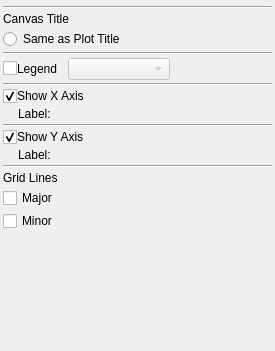
The window that code/plotms/GuiTabs/PlotMSCanvasTab.ui (radio-astro/casa) describes before a commit, drawn with Qt 5.
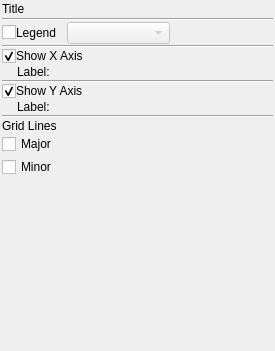
The same window after the commit.

What changed in the file:
```diff
--- a/code/plotms/GuiTabs/PlotMSCanvasTab.ui
+++ b/code/plotms/GuiTabs/PlotMSCanvasTab.ui
@@ -18,105 +18,63 @@
   <property name="windowTitle" >
    <string>PlotMS Canvas Tab</string>
   </property>
-  <layout class="QVBoxLayout" >
-   <property name="spacing" >
-    <number>3</number>
+  <layout class="QVBoxLayout" name="verticalLayout">
+   <property name="spacing">
+    <number>1</number>
    </property>
-   <property name="leftMargin" >
-    <number>3</number>
+   <property name="margin">
+    <number>2</number>
    </property>
-   <property name="topMargin" >
-    <number>3</number>
-   </property>
-   <property name="rightMargin" >
-    <number>3</number>
-   </property>
-   <property name="bottomMargin" >
-    <number>3</number>
-   </property>
    <item>
-    <widget class="QFrame" name="chooserFrame" >
-     <property name="frameShape" >
-      <enum>QFrame::NoFrame</enum>
+    <widget class="QLabel" name="titleLabel">
+     <property name="text">
+      <string>Title</string>
      </property>
-     <property name="frameShadow" >
-      <enum>QFrame::Raised</enum>
-     </property>
-    </widget>
-   </item>
-   <item>
-    <widget class="Line" name="chooserLine" >
-     <property name="orientation" >
-      <enum>Qt::Horizontal</enum>
-     </property>
-    </widget>
-   </item>
-   <item>
-    <widget class="QLabel" name="titleLabel" >
-     <property name="text" >
-      <string>Canvas Title</string>
-     </property>
-     <property name="textFormat" >
+     <property name="textFormat">
       <enum>Qt::RichText</enum>
      </property>
     </widget>
    </item>
    <item>
-    <widget class="QFrame" name="titleFrame" >
-     <property name="frameShape" >
+    <widget class="QFrame" name="titleFrame">
+     <property name="frameShape">
       <enum>QFrame::NoFrame</enum>
      </property>
      <property name="frameShadow" >
       <enum>QFrame::Raised</enum>
      </property>
-     <layout class="QVBoxLayout" >
-      <property name="spacing" >
+     <layout class="QVBoxLayout">
+      <property name="spacing">
        <number>3</number>
       </property>
-      <property name="leftMargin" >
+      <property name="margin">
        <number>0</number>
       </property>
-      <property name="topMargin" >
-       <number>0</number>
-      </property>
-      <property name="rightMargin" >
-       <number>0</number>
-      </property>
-      <property name="bottomMargin" >
-       <number>0</number>
-      </property>
-      <item>
-       <widget class="QRadioButton" name="titleSameAsPlot" >
-        <property name="text" >
-         <string>Same as Plot Title</string>
-        </property>
-       </widget>
-      </item>
      </layout>
     </widget>
    </item>
    <item>
-    <widget class="Line" name="line" >
-     <property name="orientation" >
+    <widget class="Line" name="line">
+     <property name="orientation">
       <enum>Qt::Horizontal</enum>
      </property>
     </widget>
    </item>
    <item>
-    <layout class="QHBoxLayout" >
-     <property name="spacing" >
+    <layout class="QHBoxLayout">
+     <property name="spacing">
       <number>0</number>
      </property>
      <item>
-      <widget class="QCheckBox" name="legend" >
-       <property name="text" >
+      <widget class="QCheckBox" name="legend">
+       <property name="text">
         <string/>
        </property>
       </widget>
      </item>
      <item>
-      <widget class="QLabel" name="legendLabel" >
-       <property name="text" >
+      <widget class="QLabel" name="legendLabel">
+       <property name="text">
         <string>Legend</string>
        </property>
        <property name="textFormat" >
@@ -141,8 +99,8 @@
       </spacer>
      </item>
      <item>
-      <widget class="QComboBox" name="legendChooser" >
-       <property name="enabled" >
+      <widget class="QComboBox" name="legendChooser">
+       <property name="enabled">
         <bool>false</bool>
        </property>
        <property name="sizePolicy" >
@@ -169,20 +127,20 @@
     </layout>
    </item>
    <item>
-    <widget class="Line" name="line_4" >
-     <property name="orientation" >
+    <widget class="Line" name="line_4">
+     <property name="orientation">
       <enum>Qt::Horizontal</enum>
      </property>
     </widget>
    </item>
    <item>
-    <layout class="QHBoxLayout" >
-     <property name="spacing" >
+    <layout class="QHBoxLayout">
+     <property name="spacing">
       <number>0</number>
      </property>
      <item>
-      <widget class="QCheckBox" name="xAxis" >
-       <property name="text" >
+      <widget class="QCheckBox" name="xAxis">
+       <property name="text">
         <string/>
        </property>
        <property name="checked" >
@@ -191,9 +149,9 @@
       </widget>
      </item>
      <item>
-      <widget class="QLabel" name="xAxisLabel" >
-       <property name="sizePolicy" >
-        <sizepolicy vsizetype="Preferred" hsizetype="Expanding" >
+      <widget class="QLabel" name="xAxisLabel">
+       <property name="sizePolicy">
+        <sizepolicy hsizetype="Expanding" vsizetype="Preferred">
          <horstretch>0</horstretch>
          <verstretch>0</verstretch>
         </sizepolicy>
@@ -209,32 +167,32 @@
     </layout>
    </item>
    <item>
-    <widget class="QFrame" name="xLabel" >
-     <property name="frameShape" >
+    <widget class="QFrame" name="xLabel">
+     <property name="frameShape">
       <enum>QFrame::NoFrame</enum>
      </property>
      <property name="frameShadow" >
       <enum>QFrame::Raised</enum>
      </property>
-     <layout class="QHBoxLayout" >
-      <property name="spacing" >
+     <layout class="QHBoxLayout">
+      <property name="spacing">
        <number>3</number>
       </property>
-      <property name="leftMargin" >
+      <property name="leftMargin">
        <number>15</number>
       </property>
-      <property name="topMargin" >
+      <property name="topMargin">
        <number>0</number>
       </property>
-      <property name="rightMargin" >
+      <property name="rightMargin">
        <number>0</number>
       </property>
-      <property name="bottomMargin" >
+      <property name="bottomMargin">
        <number>0</number>
       </property>
       <item>
-       <widget class="QLabel" name="xLabelLabel" >
-        <property name="text" >
+       <widget class="QLabel" name="xLabelLabel">
+        <property name="text">
          <string>Label:</string>
         </property>
         <property name="textFormat" >
@@ -243,9 +201,9 @@
        </widget>
       </item>
       <item>
-       <widget class="QFrame" name="xLabelFrame" >
-        <property name="sizePolicy" >
-         <sizepolicy vsizetype="Preferred" hsizetype="Expanding" >
+       <widget class="QFrame" name="xLabelFrame">
+        <property name="sizePolicy">
+         <sizepolicy hsizetype="Expanding" vsizetype="Preferred">
           <horstretch>0</horstretch>
           <verstretch>0</verstretch>
          </sizepolicy>
@@ -262,20 +220,20 @@
     </widget>
    </item>
    <item>
-    <widget class="Line" name="line_3" >
-     <property name="orientation" >
+    <widget class="Line" name="line_3">
+     <property name="orientation">
       <enum>Qt::Horizontal</enum>
      </property>
     </widget>
    </item>
    <item>
-    <layout class="QHBoxLayout" >
-     <property name="spacing" >
+    <layout class="QHBoxLayout">
+     <property name="spacing">
       <number>0</number>
      </property>
      <item>
-      <widget class="QCheckBox" name="yAxis" >
-       <property name="text" >
+      <widget class="QCheckBox" name="yAxis">
+       <property name="text">
         <string/>
        </property>
        <property name="checked" >
@@ -284,9 +242,9 @@
       </widget>
      </item>
      <item>
-      <widget class="QLabel" name="yAxisLabel" >
-       <property name="sizePolicy" >
-        <sizepolicy vsizetype="Preferred" hsizetype="Expanding" >
+      <widget class="QLabel" name="yAxisLabel">
+       <property name="sizePolicy">
+        <sizepolicy hsizetype="Expanding" vsizetype="Preferred">
          <horstretch>0</horstretch>
          <verstretch>0</verstretch>
         </sizepolicy>
@@ -302,32 +260,32 @@
     </layout>
    </item>
    <item>
-    <widget class="QFrame" name="yLabel" >
-     <property name="frameShape" >
+    <widget class="QFrame" name="yLabel">
+     <property name="frameShape">
       <enum>QFrame::NoFrame</enum>
      </property>
      <property name="frameShadow" >
       <enum>QFrame::Raised</enum>
      </property>
-     <layout class="QHBoxLayout" >
-      <property name="spacing" >
+     <layout class="QHBoxLayout">
+      <property name="spacing">
        <number>3</number>
       </property>
-      <property name="leftMargin" >
+      <property name="leftMargin">
        <number>15</number>
       </property>
-      <property name="topMargin" >
+      <property name="topMargin">
        <number>0</number>
       </property>
-      <property name="rightMargin" >
+      <property name="rightMargin">
        <number>0</number>
       </property>
-      <property name="bottomMargin" >
+      <property name="bottomMargin">
        <number>0</number>
       </property>
       <item>
-       <widget class="QLabel" name="yLabelLabel" >
-        <property name="text" >
+       <widget class="QLabel" name="yLabelLabel">
+        <property name="text">
          <string>Label:</string>
         </property>
         <property name="textFormat" >
@@ -336,9 +294,9 @@
        </widget>
       </item>
       <item>
-       <widget class="QFrame" name="yLabelFrame" >
-        <property name="sizePolicy" >
-         <sizepolicy vsizetype="Preferred" hsizetype="Expanding" >
+       <widget class="QFrame" name="yLabelFrame">
+        <property name="sizePolicy">
+         <sizepolicy hsizetype="Expanding" vsizetype="Preferred">
           <horstretch>0</horstretch>
           <verstretch>0</verstretch>
          </sizepolicy>
@@ -355,22 +313,22 @@
     </widget>
    </item>
    <item>
-    <widget class="Line" name="line_2" >
-     <property name="orientation" >
+    <widget class="Line" name="line_2">
+     <property name="orientation">
       <enum>Qt::Horizontal</enum>
      </property>
     </widget>
    </item>
    <item>
-    <widget class="QLabel" name="gridLabel" >
-     <property name="text" >
+    <widget class="QLabel" name="gridLabel">
+     <property name="text">
       <string>Grid Lines</string>
      </property>
     </widget>
    </item>
    <item>
-    <widget class="QFrame" name="gridFrame" >
-     <property name="maximumSize" >
+    <widget class="QFrame" name="gridFrame">
+     <property name="maximumSize">
       <size>
        <width>16777215</width>
        <height>50</height>
@@ -382,36 +340,24 @@
      <property name="frameShadow" >
       <enum>QFrame::Raised</enum>
      </property>
-     <layout class="QGridLayout" >
-      <property name="leftMargin" >
+     <layout class="QGridLayout">
+      <property name="margin">
        <number>0</number>
       </property>
-      <property name="topMargin" >
-       <number>0</number>
-      </property>
-      <property name="rightMargin" >
-       <number>0</number>
-      </property>
-      <property name="bottomMargin" >
-       <number>0</number>
-      </property>
-      <property name="horizontalSpacing" >
+      <property name="spacing">
        <number>3</number>
       </property>
-      <property name="verticalSpacing" >
-       <number>3</number>
-      </property>
-      <item row="0" column="0" >
-       <widget class="QCheckBox" name="gridMajor" >
-        <property name="text" >
+      <item row="0" column="0">
+       <widget class="QCheckBox" name="gridMajor">
+        <property name="text">
          <string>Major</string>
         </property>
        </widget>
       </item>
-      <item row="0" column="1" >
-       <widget class="QFrame" name="gridMajorFrame" >
-        <property name="sizePolicy" >
-         <sizepolicy vsizetype="Preferred" hsizetype="Expanding" >
+      <item row="0" column="1">
+       <widget class="QFrame" name="gridMajorFrame">
+        <property name="sizePolicy">
+         <sizepolicy hsizetype="Expanding" vsizetype="Preferred">
           <horstretch>0</horstretch>
           <verstretch>0</verstretch>
          </sizepolicy>
@@ -424,17 +370,17 @@
         </property>
        </widget>
       </item>
-      <item row="1" column="0" >
-       <widget class="QCheckBox" name="gridMinor" >
-        <property name="text" >
+      <item row="1" column="0">
+       <widget class="QCheckBox" name="gridMinor">
+        <property name="text">
          <string>Minor</string>
         </property>
        </widget>
       </item>
-      <item row="1" column="1" >
-       <widget class="QFrame" name="gridMinorFrame" >
-        <property name="sizePolicy" >
-         <sizepolicy vsizetype="Preferred" hsizetype="Expanding" >
+      <item row="1" column="1">
+       <widget class="QFrame" name="gridMinorFrame">
+        <property name="sizePolicy">
+         <sizepolicy hsizetype="Expanding" vsizetype="Preferred">
           <horstretch>0</horstretch>
           <verstretch>0</verstretch>
          </sizepolicy>
```
Left out of the diff: 85 changed lines with no effect on the pictures.
